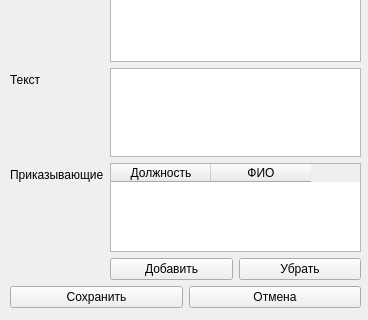
The window that addWidget.ui (f1rsov08/BestProject) describes before a commit, drawn with Qt 5; both pictures show x 0 to 368 and y 213 to 533 of the 368 by 533 pixel window.
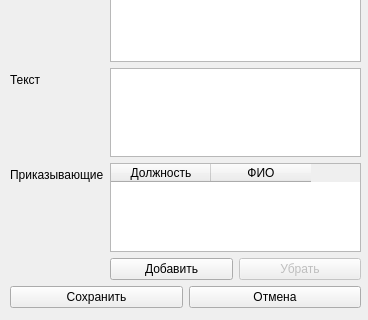
The same window after the commit.

Commit message: Различные исправления

```diff
--- a/addWidget.ui
+++ b/addWidget.ui
@@ -129,9 +129,15 @@
           </item>
           <item>
            <widget class="QPushButton" name="deleteButton">
+            <property name="enabled">
+             <bool>false</bool>
+            </property>
             <property name="text">
              <string>Убрать</string>
             </property>
+            <property name="checkable">
+             <bool>false</bool>
+            </property>
            </widget>
           </item>
          </layout>
```
Left out of the diff: 5 changed lines with no effect on the pictures.
